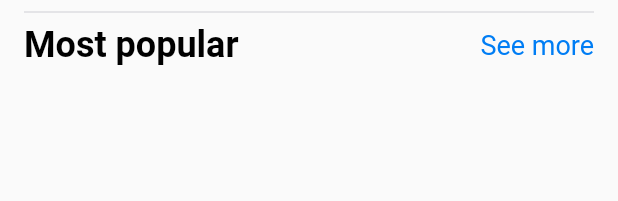
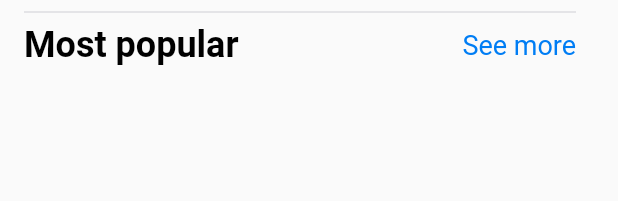
Before and after one commit to HelioMesquita/Dartmazing, a Flutter app: the FeedRepositoriesSection widget shown alone on an empty page, opened directly with empty values, on a phone screen of 412 x 824 dp. Shown: the top 201 px of the screen. Run offline on Flutter 3.47's test engine with Material 2 defaults, Android fonts, the phone set to English and light mode, and no system bars; our stand-ins replace bloc, equatable, flutter_bloc.

Commit message:
fix visual

```diff
--- a/dartmazing/lib/Components/FeedRepositoriesGroup/feed_repositories_group.dart
+++ b/dartmazing/lib/Components/FeedRepositoriesGroup/feed_repositories_group.dart
@@ -13,6 +13,7 @@ class FeedRepositoriesGroup extends StatelessWidget {
     return Column(
       children: [
         FeedRepositoryCell(repository: group.firstCell),
+
         Visibility(
           visible: group.secondCell != null,
           child: Column(
--- a/dartmazing/lib/Components/FeedRepositoriesSection/feed_repositories_section.dart
+++ b/dartmazing/lib/Components/FeedRepositoriesSection/feed_repositories_section.dart
@@ -7,19 +7,20 @@ import 'package:flutter/material.dart';
 class FeedRepositoriesSection extends StatelessWidget {
 
   final FeedRepositoriesSectionViewModel section;
+  final padding = EdgeInsets.only(left: 16.0, right: 28.0);
 
-  const FeedRepositoriesSection({Key key, this.section}) : super(key: key);
+  FeedRepositoriesSection({Key key, this.section}) : super(key: key);
 
   @override
   Widget build(BuildContext context) {
     return Column(
       children: [
         Padding(
-          padding: EdgeInsets.only(left: 16.0, right: 16.0),
+          padding: padding,
           child: Divider(color: Theme.of(context).shadowColor, thickness: 0.5,),
         ),
         Padding(
-          padding: EdgeInsets.only(left: 16.0, right: 16.0),
+          padding: padding,
           child: Row(
             mainAxisAlignment: MainAxisAlignment.spaceBetween,
             children: [
@@ -42,9 +43,9 @@ class FeedRepositoriesSection extends StatelessWidget {
           ),
         ),
         SizedBox(height: 20),
-        Container(
-          child: CarouselSlider.builder(
+        CarouselSlider.builder(
           options: CarouselOptions(
+            height: 258,
             viewportFraction: 0.92,
             initialPage: 0,
             enableInfiniteScroll: false,
@@ -58,7 +59,6 @@ class FeedRepositoriesSection extends StatelessWidget {
             );
           },
         ),
-        ),
       ],
     );
   }
```
Also changed, not shown: dartmazing/lib/Scenes/Feed/Page/feed_page.dart (+9 -5 lines). Lines whose indentation alone changed are shown as unchanged.
